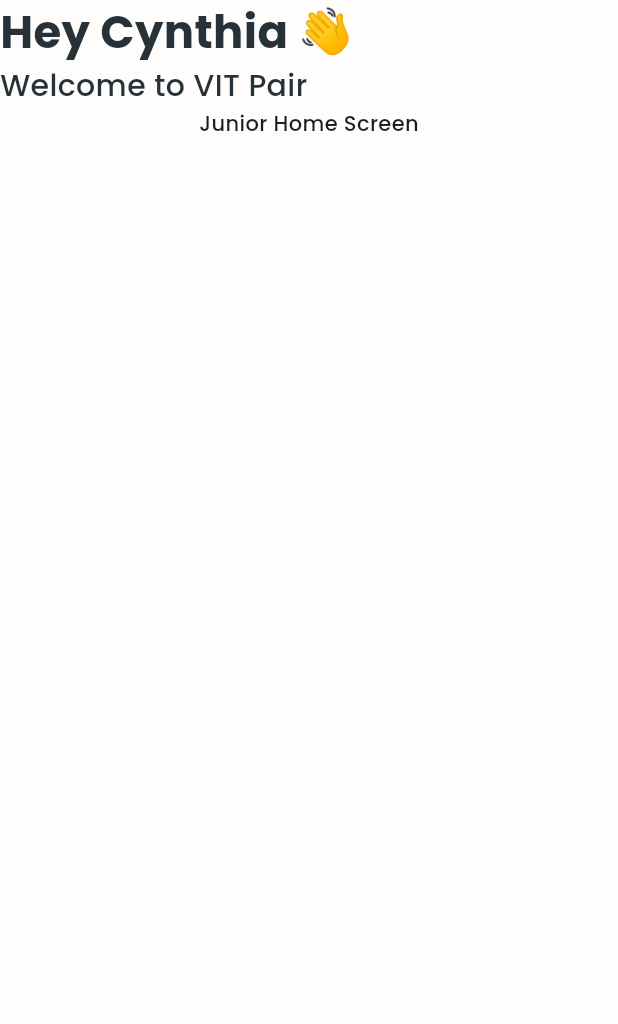
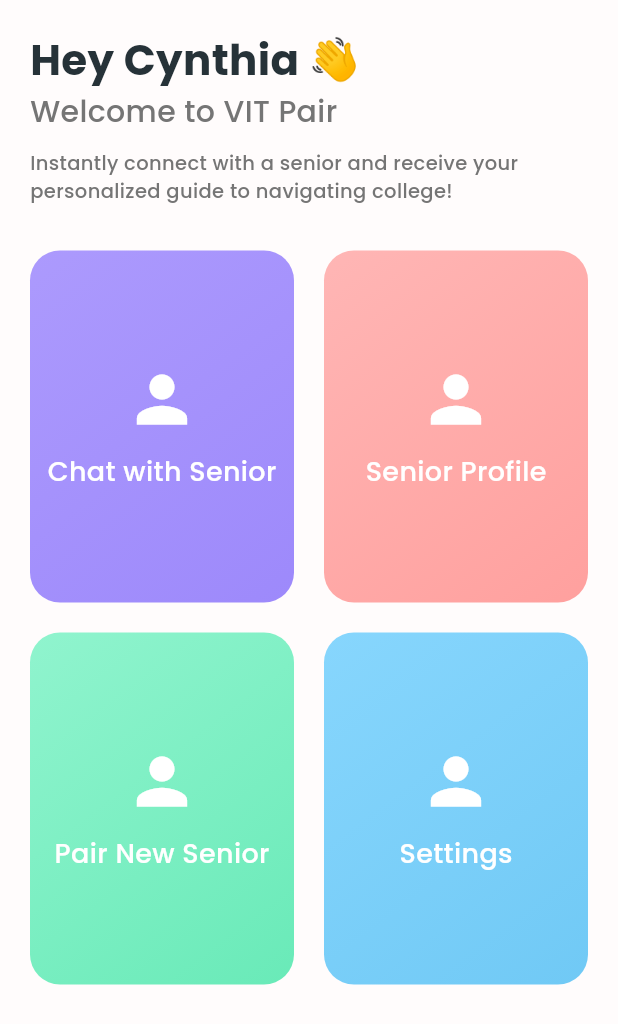
Before and after one commit to cynthiakonar/vit-pair-app, a Flutter app: the screen it shows after launch, on a phone screen of 412 x 824 dp. Shown: the top 1024 px of the screen. Run offline on Flutter 3.47's test engine with Material 3 defaults, Android fonts, the phone set to English and light mode, and no system bars.

Commit message:
junior home grid

```diff
--- a/lib/junior_home_screen.dart
+++ b/lib/junior_home_screen.dart
@@ -1,5 +1,6 @@
 import 'package:flutter/material.dart';
 import 'package:vitpair/utils/colors.dart';
+import 'package:vitpair/widgets/choice_card.dart';
 
 class JuniorHomeScreen extends StatefulWidget {
   const JuniorHomeScreen({super.key});
@@ -14,13 +15,15 @@ class _JuniorHomeScreenState extends State<JuniorHomeScreen> {
     return Scaffold(
       backgroundColor: background,
       body: SafeArea(
+        child: Padding(
+          padding: const EdgeInsets.symmetric(horizontal: 20, vertical: 20),
           child: Column(
             crossAxisAlignment: CrossAxisAlignment.start,
             children: [
               Text(
                 "Hey Cynthia 👋",
                 style: TextStyle(
-                  fontSize: 30,
+                    fontSize: 28,
                     fontWeight: FontWeight.bold,
                     color: Colors.blueGrey[900]),
               ),
@@ -28,13 +31,40 @@ class _JuniorHomeScreenState extends State<JuniorHomeScreen> {
                 "Welcome to VIT Pair",
                 style: TextStyle(
                   fontSize: 20,
-                color: Colors.blueGrey[900],
+                  color: Colors.grey[600],
                 ),
               ),
-            Center(
-              child: Text('Junior Home Screen'),
+              const SizedBox(height: 10),
+              Text(
+                "Instantly connect with a senior and receive your personalized guide to navigating college!",
+                style: TextStyle(
+                  fontSize: 13,
+                  color: Colors.grey[600],
+                ),
+              ),
+              const SizedBox(height: 10),
+              Expanded(
+                child: GridView(
+                  padding: const EdgeInsets.symmetric(vertical: 20),
+                  gridDelegate: const SliverGridDelegateWithFixedCrossAxisCount(
+                    crossAxisCount: 2,
+                    crossAxisSpacing: 20,
+                    mainAxisSpacing: 20,
+                    childAspectRatio: 0.75,
+                  ),
+                  children: [
+                    choiceCard(purpleGradientStart, purpleGradientEnd,
+                        "Chat with Senior"),
+                    choiceCard(orangeGradientStart, orangeGradientEnd,
+                        "Senior Profile"),
+                    choiceCard(greenGradientStart, greenGradientEnd,
+                        "Pair New Senior"),
+                    choiceCard(blueGradientStart, blueGradientEnd, "Settings")
+                  ],
+                ),
               ),
             ],
+          ),
         ),
       ),
     );
--- a/lib/utils/colors.dart
+++ b/lib/utils/colors.dart
@@ -1,3 +1,15 @@
 import 'package:flutter/material.dart';
 
 const Color background = Color(0xfffffcfc);
+
+const Color purpleGradientStart = Color(0xffac9afd);
+const Color purpleGradientEnd = Color(0xff9d89fb);
+
+const Color orangeGradientStart = Color(0xffffb6b5);
+const Color orangeGradientEnd = Color(0xffffa09e);
+
+const Color greenGradientStart = Color(0xff90f4ce);
+const Color greenGradientEnd = Color(0xff69eab8);
+
+const Color blueGradientStart = Color(0xff87d6fd);
+const Color blueGradientEnd = Color(0xff70c9f5);
--- /dev/null
+++ b/lib/widgets/choice_card.dart
@@ -0,0 +1,35 @@
+import 'package:flutter/material.dart';
+
+Widget choiceCard(Color colorStart, Color colorEnd, String title) {
+  return Container(
+      decoration: BoxDecoration(
+        borderRadius: BorderRadius.circular(20),
+        gradient: LinearGradient(
+          colors: [
+            colorStart,
+            colorEnd,
+          ],
+          begin: Alignment.topLeft,
+          end: Alignment.bottomRight,
+        ),
+      ),
+      child: Column(
+        mainAxisAlignment: MainAxisAlignment.center,
+        children: [
+          const Icon(
+            Icons.person,
+            size: 50,
+            color: Colors.white,
+          ),
+          const SizedBox(height: 10),
+          Text(
+            title,
+            style: TextStyle(
+              color: Colors.white,
+              fontSize: 18,
+              fontWeight: FontWeight.w500,
+            ),
+          ),
+        ],
+      ));
+}
--- a/pubspec.yaml
+++ b/pubspec.yaml
@@ -92,6 +92,8 @@ flutter:
           weight: 100
         - asset: fonts/Poppins-Medium.ttf
           weight: 400
+        - asset: fonts/Poppins-SemiBold.ttf
+          weight: 500
         - asset: fonts/Poppins-Bold.ttf
           weight: 600
   #
```
Also changed, not shown: pubspec.lock. Lines whose indentation alone changed are shown as unchanged.
